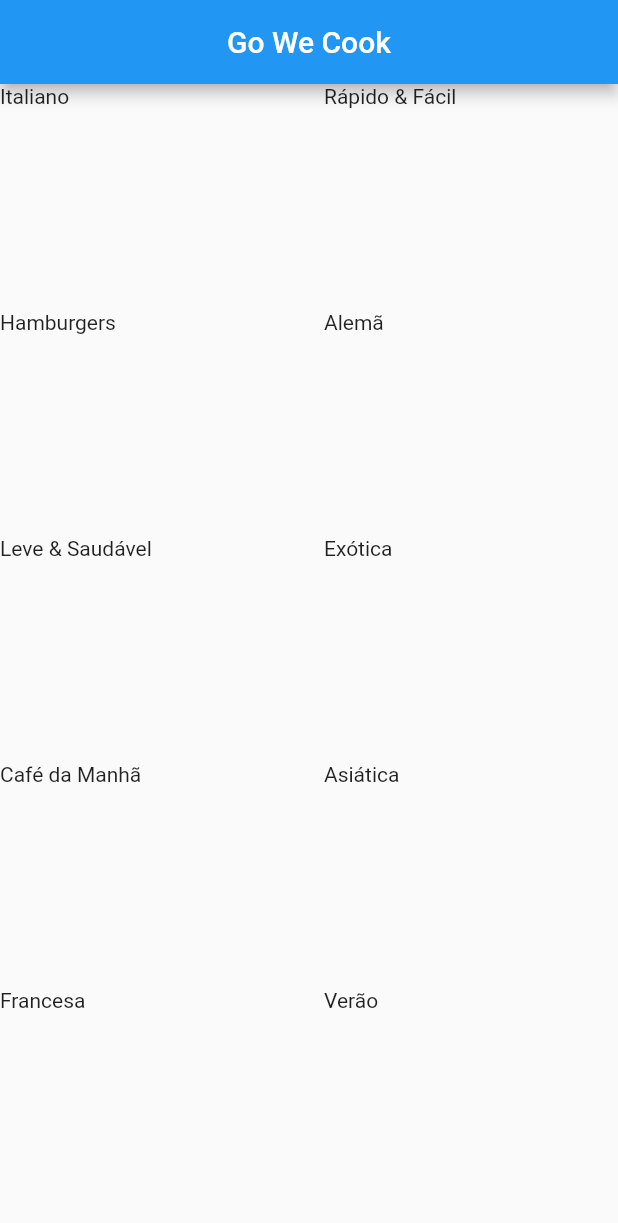
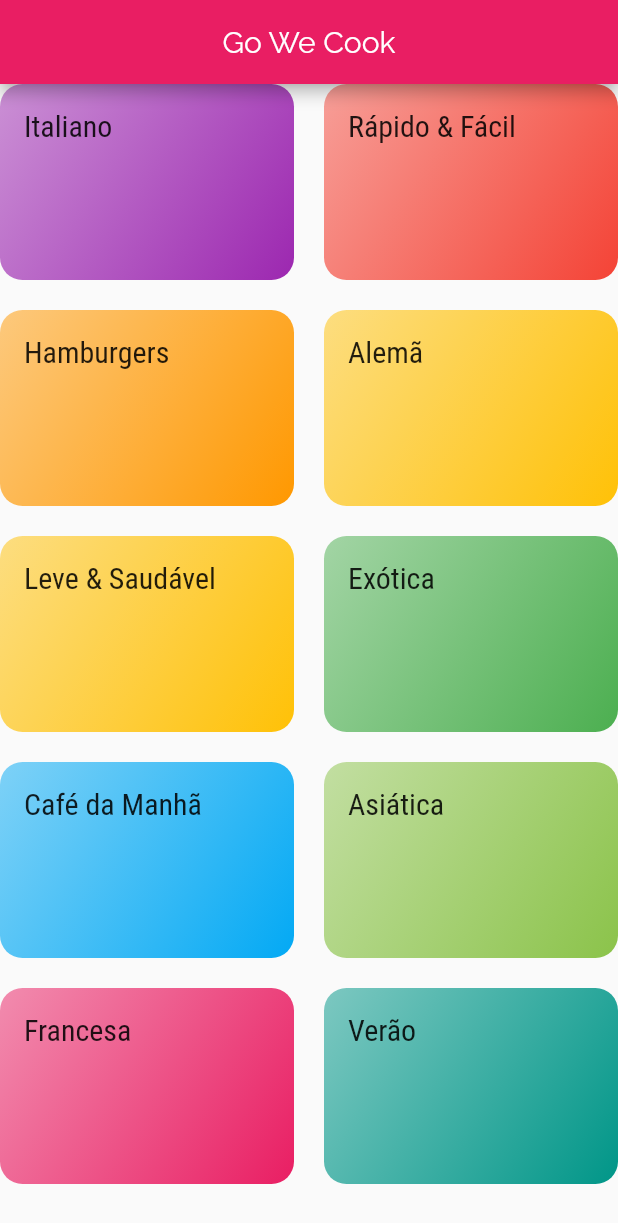
Before and after one commit to sigismundo03/Curso_flutter, a Flutter app: the screen it shows after launch, on a phone screen of 412 x 824 dp. Shown: the top 1223 px of the screen. Run offline on Flutter 3.47's test engine with Material 2 defaults, Android fonts, the phone set to English and light mode, and no system bars; our stand-ins replace sqflite; accounts and stored records are empty.

Commit message:
ajuste de fonte e rotas

```diff
--- a/cook/lib/components/category_item.dart
+++ b/cook/lib/components/category_item.dart
@@ -1,5 +1,9 @@
+import 'dart:html';
+
+import 'package:cook/util/approutes.dart';
 import 'package:flutter/material.dart';
 import '../models/category.dart';
+import '../views/category_meals_view.dart';
 
 class CategoryItem extends StatelessWidget {
 
@@ -11,10 +15,40 @@ class CategoryItem extends StatelessWidget {
 
   });
 
+void _selectCategory(BuildContext context){
+  Navigator.of(context).pushNamed(
+     AppRoutes.CATEGORY_EMAILS,
+     arguments: category,
+  );
+}
+
   @override
   Widget build(BuildContext context) {
-    return Container(
-      child: Text(this.category.title),
+    return InkWell(
+      onTap: (){
+          _selectCategory(context);
+      },
+      splashColor: Theme.of(context).primaryColor,
+      borderRadius: BorderRadius.circular(15),
+      child: Container(
+        padding: const EdgeInsets.all(16),
+        child: Text(this.category.title,
+         style: Theme.of(context).textTheme.headline6,
+        ),
+        decoration: BoxDecoration(
+          borderRadius: BorderRadius.circular(15),
+          gradient: LinearGradient(
+            colors: [
+              this.category.color.withOpacity(0.5),
+              this.category.color,
+            ],
+
+            begin: Alignment.topLeft,
+            end: Alignment.bottomRight,
+
+          ),
+        ),
+      ),
     );
   }
 }
--- a/cook/lib/main.dart
+++ b/cook/lib/main.dart
@@ -1,4 +1,8 @@
+import 'dart:ui';
+
+import 'package:cook/util/approutes.dart';
 import 'package:flutter/material.dart';
+import 'views/category_meals_view.dart';
 import 'views/category_view.dart';
 
 void main() => runApp(MyApp());
@@ -9,9 +13,22 @@ class MyApp extends StatelessWidget {
     return MaterialApp(
       title: 'Go we Cook',
       theme: ThemeData(
-        primarySwatch: Colors.blue,
+        primarySwatch: Colors.pink,
+        accentColor: Colors.amber,
+        fontFamily: 'Raleway',
+        cardColor: Color.fromRGBO(255, 254, 229, 1),
+        textTheme: ThemeData.light().textTheme.copyWith(
+          headline6: TextStyle(
+            fontSize: 20,
+            fontFamily: 'RobotoCondensed',
+
+          ),
+        ),
       ),
-      home: CategoryView(),
+      routes: {
+        AppRoutes.Home: (context) => CategoryView(),
+        AppRoutes.CATEGORY_EMAILS:(context) => CategoryMealsView(),
+      },
     );
   }
 }
--- /dev/null
+++ b/cook/lib/util/approutes.dart
@@ -0,0 +1,5 @@
+class AppRoutes{
+  static const Home = '/';
+  static const CATEGORY_EMAILS= '/Categories-meals';
+
+}
```
Also changed, not shown: cook/lib/views/category_meals_view.dart (added, +21 -0 lines), cook/pubspec.yaml (+22 -12 lines), cook/assets/fonts/Raleway-Black.ttf (added), cook/assets/fonts/Raleway-Bold.ttf (added), cook/assets/fonts/Raleway-Regular.ttf (added), cook/assets/fonts/RobotoCondensed-Bold.ttf (added), cook/assets/fonts/RobotoCondensed-Italic.ttf (added), cook/assets/fonts/RobotoCondensed-Light.ttf (added), cook/assets/fonts/RobotoCondensed-Regular.ttf (added).
